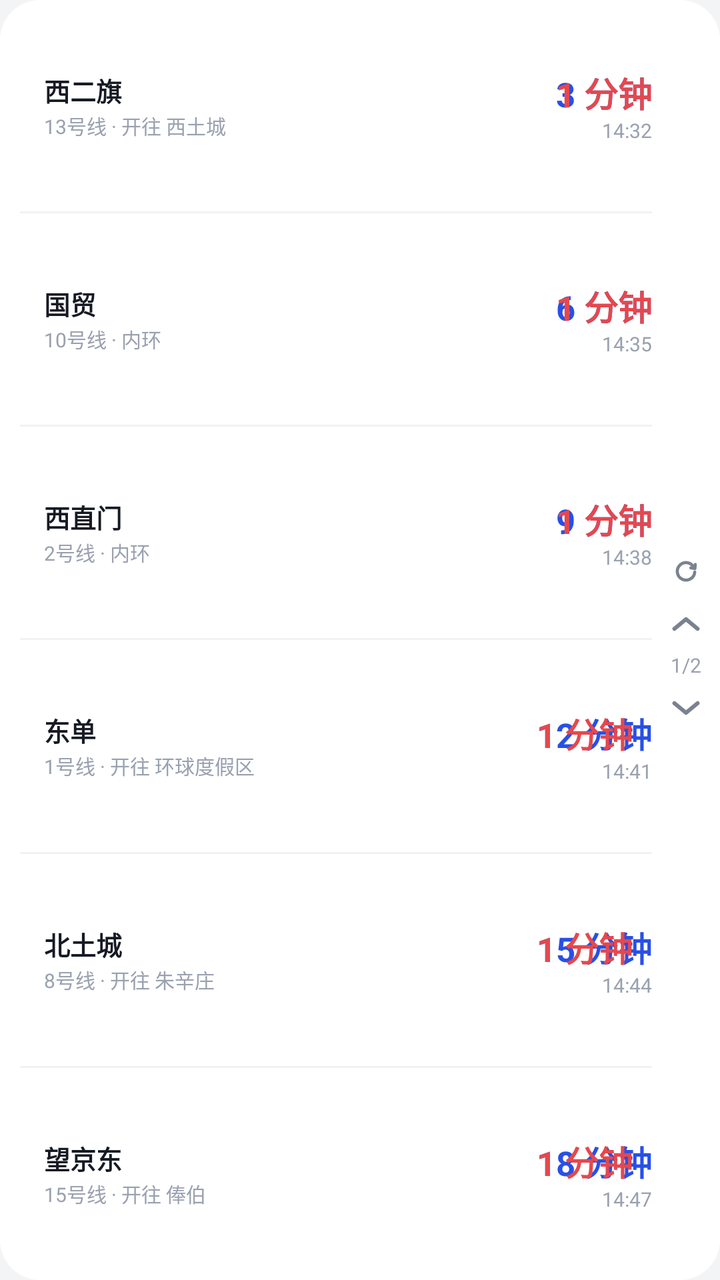
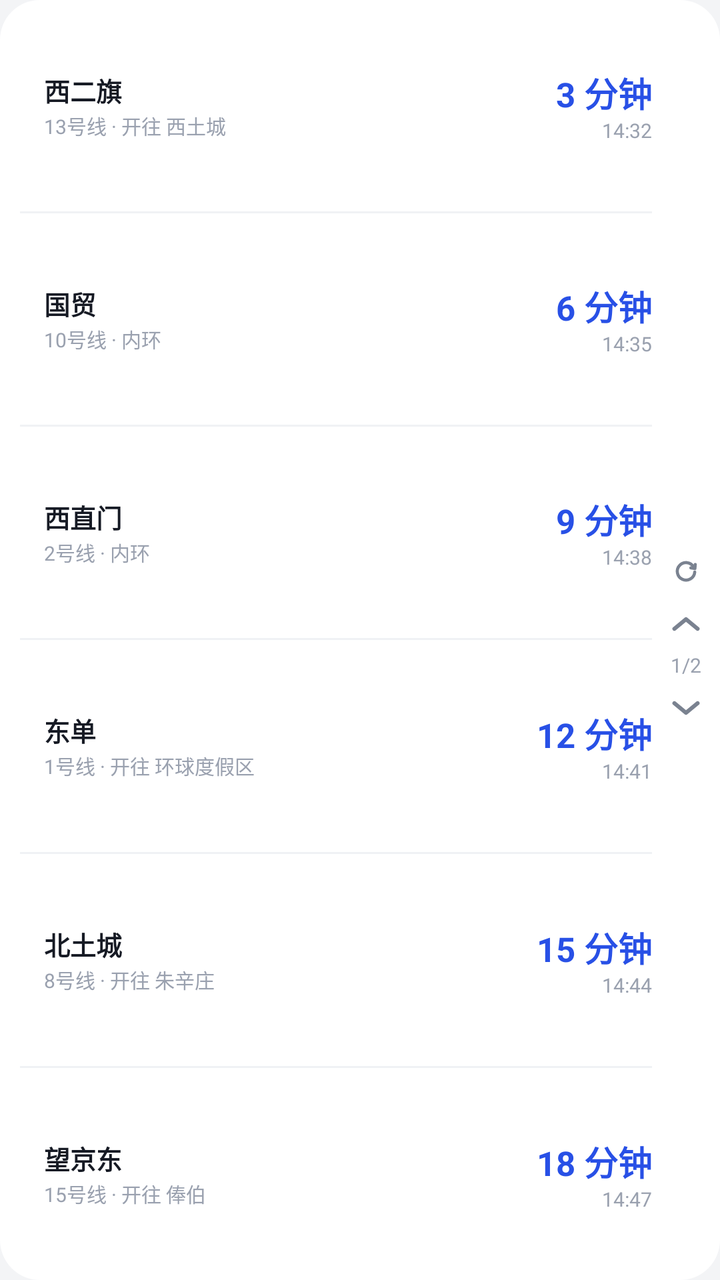

Screens rendered from an Android XML layout before and after an edit, with the pre-edit source and the edit as a unified diff.
<!-- AndroidManifest.xml: application theme Theme.MetroNext -->
<!-- res/layout/widget_list6.xml -->
<?xml version="1.0" encoding="utf-8"?>
<FrameLayout xmlns:android="http://schemas.android.com/apk/res/android"
    android:id="@android:id/background"
    android:layout_width="match_parent"
    android:layout_height="match_parent"
    android:background="@drawable/widget_bg"
    android:paddingStart="10dp"
    android:paddingEnd="4dp">

    <LinearLayout
        android:id="@+id/widget_root"
        android:layout_width="match_parent"
        android:layout_height="match_parent"
        android:orientation="vertical"
        android:paddingEnd="30dp">

        <LinearLayout
            android:id="@+id/row1"
            android:layout_width="match_parent"
            android:layout_height="0dp"
            android:layout_weight="1"
            android:gravity="center_vertical"
            android:orientation="horizontal">

            <TextView
                android:id="@+id/row1_bar"
                android:layout_width="4dp"
                android:layout_height="18dp" />

            <LinearLayout
                android:layout_width="0dp"
                android:layout_height="wrap_content"
                android:layout_marginStart="8dp"
                android:layout_weight="1"
                android:orientation="vertical">

                <TextView
                    android:id="@+id/row1_name"
                    android:layout_width="match_parent"
                    android:layout_height="wrap_content"
                    android:ellipsize="end"
                    android:includeFontPadding="false"
                    android:maxLines="1"
                    android:text="西二旗"
                    android:textColor="@color/widget_text_primary"
                    android:textSize="13sp"
                    android:textStyle="bold" />

                <TextView
                    android:id="@+id/row1_line"
                    android:layout_width="match_parent"
                    android:layout_height="wrap_content"
                    android:layout_marginTop="1dp"
                    android:ellipsize="end"
                    android:includeFontPadding="false"
                    android:maxLines="1"
                    android:text="13号线 · 开往 西土城"
                    android:textColor="@color/widget_text_tertiary"
                    android:textSize="10sp" />
            </LinearLayout>

            <LinearLayout
                android:layout_width="wrap_content"
                android:layout_height="wrap_content"
                android:layout_marginStart="8dp"
                android:gravity="end"
                android:orientation="vertical">

                <FrameLayout
                    android:layout_width="wrap_content"
                    android:layout_height="wrap_content">

                    <TextView
                        android:id="@+id/row1_cd"
                        android:layout_width="wrap_content"
                        android:layout_height="wrap_content"
                        android:includeFontPadding="false"
                        android:maxLines="1"
                        android:text="3 分钟"
                        android:textColor="@color/widget_accent"
                        android:textSize="17sp"
                        android:textStyle="bold" />

                    <TextView
                        android:id="@+id/row1_cd_d"
                        android:layout_width="wrap_content"
                        android:layout_height="wrap_content"
                        android:includeFontPadding="false"
                        android:maxLines="1"
                        android:text="1 分钟"
                        android:textColor="@color/widget_danger"
                        android:textSize="17sp"
                        android:textStyle="bold" />
                </FrameLayout>

                <TextView
                    android:id="@+id/row1_time"
                    android:layout_width="wrap_content"
                    android:layout_height="wrap_content"
                    android:layout_marginTop="1dp"
                    android:includeFontPadding="false"
                    android:maxLines="1"
                    android:text="14:32"
                    android:textColor="@color/widget_text_tertiary"
                    android:textSize="10sp" />
            </LinearLayout>
        </LinearLayout>
        <LinearLayout
            android:id="@+id/div1"
            android:layout_width="match_parent"
            android:layout_height="1dp"
            android:background="@color/widget_divider" />
        <LinearLayout
            android:id="@+id/row2"
            android:layout_width="match_parent"
            android:layout_height="0dp"
            android:layout_weight="1"
            android:gravity="center_vertical"
            android:orientation="horizontal">

            <TextView
                android:id="@+id/row2_bar"
                android:layout_width="4dp"
                android:layout_height="18dp" />

            <LinearLayout
                android:layout_width="0dp"
                android:layout_height="wrap_content"
                android:layout_marginStart="8dp"
                android:layout_weight="1"
                android:orientation="vertical">

                <TextView
                    android:id="@+id/row2_name"
                    android:layout_width="match_parent"
                    android:layout_height="wrap_content"
                    android:ellipsize="end"
                    android:includeFontPadding="false"
                    android:maxLines="1"
                    android:text="国贸"
                    android:textColor="@color/widget_text_primary"
                    android:textSize="13sp"
                    android:textStyle="bold" />

                <TextView
                    android:id="@+id/row2_line"
                    android:layout_width="match_parent"
                    android:layout_height="wrap_content"
                    android:layout_marginTop="1dp"
                    android:ellipsize="end"
                    android:includeFontPadding="false"
                    android:maxLines="1"
                    android:text="10号线 · 内环"
                    android:textColor="@color/widget_text_tertiary"
                    android:textSize="10sp" />
            </LinearLayout>

            <LinearLayout
                android:layout_width="wrap_content"
                android:layout_height="wrap_content"
                android:layout_marginStart="8dp"
                android:gravity="end"
                android:orientation="vertical">

                <FrameLayout
                    android:layout_width="wrap_content"
                    android:layout_height="wrap_content">

                    <TextView
                        android:id="@+id/row2_cd"
                        android:layout_width="wrap_content"
                        android:layout_height="wrap_content"
                        android:includeFontPadding="false"
                        android:maxLines="1"
                        android:text="6 分钟"
                        android:textColor="@color/widget_accent"
                        android:textSize="17sp"
                        android:textStyle="bold" />

                    <TextView
                        android:id="@+id/row2_cd_d"
                        android:layout_width="wrap_content"
                        android:layout_height="wrap_content"
                        android:includeFontPadding="false"
                        android:maxLines="1"
                        android:text="1 分钟"
                        android:textColor="@color/widget_danger"
                        android:textSize="17sp"
                        android:textStyle="bold" />
                </FrameLayout>

                <TextView
                    android:id="@+id/row2_time"
                    android:layout_width="wrap_content"
                    android:layout_height="wrap_content"
                    android:layout_marginTop="1dp"
                    android:includeFontPadding="false"
                    android:maxLines="1"
                    android:text="14:35"
                    android:textColor="@color/widget_text_tertiary"
                    android:textSize="10sp" />
            </LinearLayout>
        </LinearLayout>
        <LinearLayout
            android:id="@+id/div2"
            android:layout_width="match_parent"
            android:layout_height="1dp"
            android:background="@color/widget_divider" />
        <LinearLayout
            android:id="@+id/row3"
            android:layout_width="match_parent"
            android:layout_height="0dp"
            android:layout_weight="1"
            android:gravity="center_vertical"
            android:orientation="horizontal">

            <TextView
                android:id="@+id/row3_bar"
                android:layout_width="4dp"
                android:layout_height="18dp" />

            <LinearLayout
                android:layout_width="0dp"
                android:layout_height="wrap_content"
                android:layout_marginStart="8dp"
                android:layout_weight="1"
                android:orientation="vertical">

                <TextView
                    android:id="@+id/row3_name"
                    android:layout_width="match_parent"
                    android:layout_height="wrap_content"
                    android:ellipsize="end"
                    android:includeFontPadding="false"
                    android:maxLines="1"
                    android:text="西直门"
                    android:textColor="@color/widget_text_primary"
                    android:textSize="13sp"
                    android:textStyle="bold" />

                <TextView
                    android:id="@+id/row3_line"
                    android:layout_width="match_parent"
                    android:layout_height="wrap_content"
                    android:layout_marginTop="1dp"
                    android:ellipsize="end"
                    android:includeFontPadding="false"
                    android:maxLines="1"
                    android:text="2号线 · 内环"
                    android:textColor="@color/widget_text_tertiary"
                    android:textSize="10sp" />
            </LinearLayout>

            <LinearLayout
                android:layout_width="wrap_content"
                android:layout_height="wrap_content"
                android:layout_marginStart="8dp"
                android:gravity="end"
                android:orientation="vertical">

                <FrameLayout
                    android:layout_width="wrap_content"
                    android:layout_height="wrap_content">

                    <TextView
                        android:id="@+id/row3_cd"
                        android:layout_width="wrap_content"
                        android:layout_height="wrap_content"
                        android:includeFontPadding="false"
                        android:maxLines="1"
                        android:text="9 分钟"
                        android:textColor="@color/widget_accent"
                        android:textSize="17sp"
                        android:textStyle="bold" />

                    <TextView
                        android:id="@+id/row3_cd_d"
                        android:layout_width="wrap_content"
                        android:layout_height="wrap_content"
                        android:includeFontPadding="false"
                        android:maxLines="1"
                        android:text="1 分钟"
                        android:textColor="@color/widget_danger"
                        android:textSize="17sp"
                        android:textStyle="bold" />
                </FrameLayout>

                <TextView
                    android:id="@+id/row3_time"
                    android:layout_width="wrap_content"
                    android:layout_height="wrap_content"
                    android:layout_marginTop="1dp"
                    android:includeFontPadding="false"
                    android:maxLines="1"
                    android:text="14:38"
                    android:textColor="@color/widget_text_tertiary"
                    android:textSize="10sp" />
            </LinearLayout>
        </LinearLayout>
        <LinearLayout
            android:id="@+id/div3"
            android:layout_width="match_parent"
            android:layout_height="1dp"
            android:background="@color/widget_divider" />
        <LinearLayout
            android:id="@+id/row4"
            android:layout_width="match_parent"
            android:layout_height="0dp"
            android:layout_weight="1"
            android:gravity="center_vertical"
            android:orientation="horizontal">

            <TextView
                android:id="@+id/row4_bar"
                android:layout_width="4dp"
                android:layout_height="18dp" />

            <LinearLayout
                android:layout_width="0dp"
                android:layout_height="wrap_content"
                android:layout_marginStart="8dp"
                android:layout_weight="1"
                android:orientation="vertical">

                <TextView
                    android:id="@+id/row4_name"
                    android:layout_width="match_parent"
                    android:layout_height="wrap_content"
                    android:ellipsize="end"
                    android:includeFontPadding="false"
                    android:maxLines="1"
                    android:text="东单"
                    android:textColor="@color/widget_text_primary"
                    android:textSize="13sp"
                    android:textStyle="bold" />

                <TextView
                    android:id="@+id/row4_line"
                    android:layout_width="match_parent"
                    android:layout_height="wrap_content"
                    android:layout_marginTop="1dp"
                    android:ellipsize="end"
                    android:includeFontPadding="false"
                    android:maxLines="1"
                    android:text="1号线 · 开往 环球度假区"
                    android:textColor="@color/widget_text_tertiary"
                    android:textSize="10sp" />
            </LinearLayout>

            <LinearLayout
                android:layout_width="wrap_content"
                android:layout_height="wrap_content"
                android:layout_marginStart="8dp"
                android:gravity="end"
                android:orientation="vertical">

                <FrameLayout
                    android:layout_width="wrap_content"
                    android:layout_height="wrap_content">

                    <TextView
                        android:id="@+id/row4_cd"
                        android:layout_width="wrap_content"
                        android:layout_height="wrap_content"
                        android:includeFontPadding="false"
                        android:maxLines="1"
                        android:text="12 分钟"
                        android:textColor="@color/widget_accent"
                        android:textSize="17sp"
                        android:textStyle="bold" />

                    <TextView
                        android:id="@+id/row4_cd_d"
                        android:layout_width="wrap_content"
                        android:layout_height="wrap_content"
                        android:includeFontPadding="false"
                        android:maxLines="1"
                        android:text="1 分钟"
                        android:textColor="@color/widget_danger"
                        android:textSize="17sp"
                        android:textStyle="bold" />
                </FrameLayout>

                <TextView
                    android:id="@+id/row4_time"
                    android:layout_width="wrap_content"
                    android:layout_height="wrap_content"
                    android:layout_marginTop="1dp"
                    android:includeFontPadding="false"
                    android:maxLines="1"
                    android:text="14:41"
                    android:textColor="@color/widget_text_tertiary"
                    android:textSize="10sp" />
            </LinearLayout>
        </LinearLayout>
        <LinearLayout
            android:id="@+id/div4"
            android:layout_width="match_parent"
            android:layout_height="1dp"
            android:background="@color/widget_divider" />
        <LinearLayout
            android:id="@+id/row5"
            android:layout_width="match_parent"
            android:layout_height="0dp"
            android:layout_weight="1"
            android:gravity="center_vertical"
            android:orientation="horizontal">

            <TextView
                android:id="@+id/row5_bar"
                android:layout_width="4dp"
                android:layout_height="18dp" />

            <LinearLayout
                android:layout_width="0dp"
                android:layout_height="wrap_content"
                android:layout_marginStart="8dp"
                android:layout_weight="1"
                android:orientation="vertical">

                <TextView
                    android:id="@+id/row5_name"
                    android:layout_width="match_parent"
                    android:layout_height="wrap_content"
                    android:ellipsize="end"
                    android:includeFontPadding="false"
                    android:maxLines="1"
                    android:text="北土城"
                    android:textColor="@color/widget_text_primary"
                    android:textSize="13sp"
                    android:textStyle="bold" />

                <TextView
                    android:id="@+id/row5_line"
                    android:layout_width="match_parent"
                    android:layout_height="wrap_content"
                    android:layout_marginTop="1dp"
                    android:ellipsize="end"
                    android:includeFontPadding="false"
                    android:maxLines="1"
                    android:text="8号线 · 开往 朱辛庄"
                    android:textColor="@color/widget_text_tertiary"
                    android:textSize="10sp" />
            </LinearLayout>

            <LinearLayout
                android:layout_width="wrap_content"
                android:layout_height="wrap_content"
                android:layout_marginStart="8dp"
                android:gravity="end"
                android:orientation="vertical">

                <FrameLayout
                    android:layout_width="wrap_content"
                    android:layout_height="wrap_content">

                    <TextView
                        android:id="@+id/row5_cd"
                        android:layout_width="wrap_content"
                        android:layout_height="wrap_content"
                        android:includeFontPadding="false"
                        android:maxLines="1"
                        android:text="15 分钟"
                        android:textColor="@color/widget_accent"
                        android:textSize="17sp"
                        android:textStyle="bold" />

                    <TextView
                        android:id="@+id/row5_cd_d"
                        android:layout_width="wrap_content"
                        android:layout_height="wrap_content"
                        android:includeFontPadding="false"
                        android:maxLines="1"
                        android:text="1 分钟"
                        android:textColor="@color/widget_danger"
                        android:textSize="17sp"
                        android:textStyle="bold" />
                </FrameLayout>

                <TextView
                    android:id="@+id/row5_time"
                    android:layout_width="wrap_content"
                    android:layout_height="wrap_content"
                    android:layout_marginTop="1dp"
                    android:includeFontPadding="false"
                    android:maxLines="1"
                    android:text="14:44"
                    android:textColor="@color/widget_text_tertiary"
                    android:textSize="10sp" />
            </LinearLayout>
        </LinearLayout>
        <LinearLayout
            android:id="@+id/div5"
            android:layout_width="match_parent"
            android:layout_height="1dp"
            android:background="@color/widget_divider" />
        <LinearLayout
            android:id="@+id/row6"
            android:layout_width="match_parent"
            android:layout_height="0dp"
            android:layout_weight="1"
            android:gravity="center_vertical"
            android:orientation="horizontal">

            <TextView
                android:id="@+id/row6_bar"
                android:layout_width="4dp"
                android:layout_height="18dp" />

            <LinearLayout
                android:layout_width="0dp"
                android:layout_height="wrap_content"
                android:layout_marginStart="8dp"
                android:layout_weight="1"
                android:orientation="vertical">

                <TextView
                    android:id="@+id/row6_name"
                    android:layout_width="match_parent"
                    android:layout_height="wrap_content"
                    android:ellipsize="end"
                    android:includeFontPadding="false"
                    android:maxLines="1"
                    android:text="望京东"
                    android:textColor="@color/widget_text_primary"
                    android:textSize="13sp"
                    android:textStyle="bold" />

                <TextView
                    android:id="@+id/row6_line"
                    android:layout_width="match_parent"
                    android:layout_height="wrap_content"
                    android:layout_marginTop="1dp"
                    android:ellipsize="end"
                    android:includeFontPadding="false"
                    android:maxLines="1"
                    android:text="15号线 · 开往 俸伯"
                    android:textColor="@color/widget_text_tertiary"
                    android:textSize="10sp" />
            </LinearLayout>

            <LinearLayout
                android:layout_width="wrap_content"
                android:layout_height="wrap_content"
                android:layout_marginStart="8dp"
                android:gravity="end"
                android:orientation="vertical">

                <FrameLayout
                    android:layout_width="wrap_content"
                    android:layout_height="wrap_content">

                    <TextView
                        android:id="@+id/row6_cd"
                        android:layout_width="wrap_content"
                        android:layout_height="wrap_content"
                        android:includeFontPadding="false"
                        android:maxLines="1"
                        android:text="18 分钟"
                        android:textColor="@color/widget_accent"
                        android:textSize="17sp"
                        android:textStyle="bold" />

                    <TextView
                        android:id="@+id/row6_cd_d"
                        android:layout_width="wrap_content"
                        android:layout_height="wrap_content"
                        android:includeFontPadding="false"
                        android:maxLines="1"
                        android:text="1 分钟"
                        android:textColor="@color/widget_danger"
                        android:textSize="17sp"
                        android:textStyle="bold" />
                </FrameLayout>

                <TextView
                    android:id="@+id/row6_time"
                    android:layout_width="wrap_content"
                    android:layout_height="wrap_content"
                    android:layout_marginTop="1dp"
                    android:includeFontPadding="false"
                    android:maxLines="1"
                    android:text="14:47"
                    android:textColor="@color/widget_text_tertiary"
                    android:textSize="10sp" />
            </LinearLayout>
        </LinearLayout>
    </LinearLayout>

    <LinearLayout
        android:id="@+id/pager_box"
        android:layout_width="26dp"
        android:layout_height="wrap_content"
        android:layout_gravity="end|center_vertical"
        android:gravity="center"
        android:orientation="vertical">

        <ImageView
            android:id="@+id/w_refresh"
            android:layout_width="26dp"
            android:layout_height="26dp"
            android:contentDescription="@string/widget_refresh"
            android:scaleType="center"
            android:src="@drawable/ic_refresh" />

        <ImageView
            android:id="@+id/pager_prev"
            android:layout_width="26dp"
            android:layout_height="26dp"
            android:contentDescription="@string/widget_prev_page"
            android:scaleType="center"
            android:src="@drawable/ic_chevron_up" />

        <TextView
            android:id="@+id/pager_num"
            android:layout_width="wrap_content"
            android:layout_height="16dp"
            android:gravity="center"
            android:includeFontPadding="false"
            android:text="1/2"
            android:textColor="@color/widget_text_tertiary"
            android:textSize="10sp" />

        <ImageView
            android:id="@+id/pager_next"
            android:layout_width="26dp"
            android:layout_height="26dp"
            android:contentDescription="@string/widget_next_page"
            android:scaleType="center"
            android:src="@drawable/ic_chevron_down" />
    </LinearLayout>
</FrameLayout>
<!-- resources referenced by this layout -->
<resources>
  <color name="widget_accent">#2850E6</color>
  <color name="widget_danger">#E5484D</color>
  <color name="widget_divider">#F0F2F5</color>
  <color name="widget_text_primary">#161A24</color>
  <color name="widget_text_tertiary">#9AA1AF</color>
  <!-- drawable ic_chevron_down (drawable) -->
  <?xml version="1.0" encoding="utf-8"?>
  <vector xmlns:android="http://schemas.android.com/apk/res/android"
      android:width="14dp"
      android:height="8dp"
      android:viewportWidth="14"
      android:viewportHeight="8">
      <path
          android:fillColor="@android:color/transparent"
          android:pathData="M1.2,1.6 L7,6.4 L12.8,1.6"
          android:strokeColor="@color/widget_pager"
          android:strokeWidth="2"
          android:strokeLineCap="round"
          android:strokeLineJoin="round" />
  </vector>
  <!-- drawable ic_chevron_up (drawable) -->
  <?xml version="1.0" encoding="utf-8"?>
  <vector xmlns:android="http://schemas.android.com/apk/res/android"
      android:width="14dp"
      android:height="8dp"
      android:viewportWidth="14"
      android:viewportHeight="8">
      <path
          android:fillColor="@android:color/transparent"
          android:pathData="M1.2,6.4 L7,1.6 L12.8,6.4"
          android:strokeColor="@color/widget_pager"
          android:strokeWidth="2"
          android:strokeLineCap="round"
          android:strokeLineJoin="round" />
  </vector>
  <!-- drawable ic_refresh (drawable) -->
  <?xml version="1.0" encoding="utf-8"?>
  <vector xmlns:android="http://schemas.android.com/apk/res/android"
      android:width="12dp"
      android:height="12dp"
      android:viewportWidth="14"
      android:viewportHeight="14">
      
      <path
          android:fillColor="@android:color/transparent"
          android:pathData="M11.5,4.2 A5.1,5.1 0 1,0 12.1,7"
          android:strokeColor="@color/widget_pager"
          android:strokeWidth="1.8"
          android:strokeLineCap="round"
          android:strokeLineJoin="round" />
      <path
          android:fillColor="@android:color/transparent"
          android:pathData="M12.4,2.6 L12.2,5 L9.8,4.6"
          android:strokeColor="@color/widget_pager"
          android:strokeWidth="1.8"
          android:strokeLineCap="round"
          android:strokeLineJoin="round" />
  </vector>
  <!-- drawable widget_bg (drawable) -->
  <?xml version="1.0" encoding="utf-8"?>
  <shape xmlns:android="http://schemas.android.com/apk/res/android"
      android:shape="rectangle">
      <solid android:color="@color/widget_bg_color" />
      <corners android:radius="20dp" />
  </shape>
  <string name="widget_next_page">下一页</string>
  <string name="widget_prev_page">上一页</string>
  <string name="widget_refresh">刷新</string>
  <style name="Theme.MetroNext" parent="android:Theme.Material.Light.NoActionBar">
          <item name="android:statusBarColor">@color/bg</item>
          <item name="android:windowLightStatusBar">true</item>
          <item name="android:navigationBarColor">@color/bg</item>
          <item name="android:windowBackground">@color/bg</item>
      </style>
  <color name="widget_pager">#7A8290</color>
  <color name="widget_bg_color">#FFFFFF</color>
  <color name="bg">#F3F4F6</color>
</resources>

<!-- the commit's change to res/layout/widget_list6.xml (unified diff, before → after) -->
@@ -53,7 +53,7 @@
                     android:layout_marginTop="1dp"
                     android:ellipsize="end"
                     android:includeFontPadding="false"
-                    android:maxLines="1"
+                    android:maxLines="2"
                     android:text="13号线 · 开往 西土城"
                     android:textColor="@color/widget_text_tertiary"
                     android:textSize="10sp" />
@@ -89,6 +89,7 @@
                         android:maxLines="1"
                         android:text="1 分钟"
                         android:textColor="@color/widget_danger"
+                        android:visibility="gone"
                         android:textSize="17sp"
                         android:textStyle="bold" />
                 </FrameLayout>
@@ -149,7 +150,7 @@
                     android:layout_marginTop="1dp"
                     android:ellipsize="end"
                     android:includeFontPadding="false"
-                    android:maxLines="1"
+                    android:maxLines="2"
                     android:text="10号线 · 内环"
                     android:textColor="@color/widget_text_tertiary"
                     android:textSize="10sp" />
@@ -185,6 +186,7 @@
                         android:maxLines="1"
                         android:text="1 分钟"
                         android:textColor="@color/widget_danger"
+                        android:visibility="gone"
                         android:textSize="17sp"
                         android:textStyle="bold" />
                 </FrameLayout>
@@ -245,7 +247,7 @@
                     android:layout_marginTop="1dp"
                     android:ellipsize="end"
                     android:includeFontPadding="false"
-                    android:maxLines="1"
+                    android:maxLines="2"
                     android:text="2号线 · 内环"
                     android:textColor="@color/widget_text_tertiary"
                     android:textSize="10sp" />
@@ -281,6 +283,7 @@
                         android:maxLines="1"
                         android:text="1 分钟"
                         android:textColor="@color/widget_danger"
+                        android:visibility="gone"
                         android:textSize="17sp"
                         android:textStyle="bold" />
                 </FrameLayout>
@@ -341,7 +344,7 @@
                     android:layout_marginTop="1dp"
                     android:ellipsize="end"
                     android:includeFontPadding="false"
-                    android:maxLines="1"
+                    android:maxLines="2"
                     android:text="1号线 · 开往 环球度假区"
                     android:textColor="@color/widget_text_tertiary"
                     android:textSize="10sp" />
@@ -377,6 +380,7 @@
                         android:maxLines="1"
                         android:text="1 分钟"
                         android:textColor="@color/widget_danger"
+                        android:visibility="gone"
                         android:textSize="17sp"
                         android:textStyle="bold" />
                 </FrameLayout>
@@ -437,7 +441,7 @@
                     android:layout_marginTop="1dp"
                     android:ellipsize="end"
                     android:includeFontPadding="false"
-                    android:maxLines="1"
+                    android:maxLines="2"
                     android:text="8号线 · 开往 朱辛庄"
                     android:textColor="@color/widget_text_tertiary"
                     android:textSize="10sp" />
@@ -473,6 +477,7 @@
                         android:maxLines="1"
                         android:text="1 分钟"
                         android:textColor="@color/widget_danger"
+                        android:visibility="gone"
                         android:textSize="17sp"
                         android:textStyle="bold" />
                 </FrameLayout>
@@ -533,7 +538,7 @@
                     android:layout_marginTop="1dp"
                     android:ellipsize="end"
                     android:includeFontPadding="false"
-                    android:maxLines="1"
+                    android:maxLines="2"
                     android:text="15号线 · 开往 俸伯"
                     android:textColor="@color/widget_text_tertiary"
                     android:textSize="10sp" />
@@ -569,6 +574,7 @@
                         android:maxLines="1"
                         android:text="1 分钟"
                         android:textColor="@color/widget_danger"
+                        android:visibility="gone"
                         android:textSize="17sp"
                         android:textStyle="bold" />
                 </FrameLayout>
